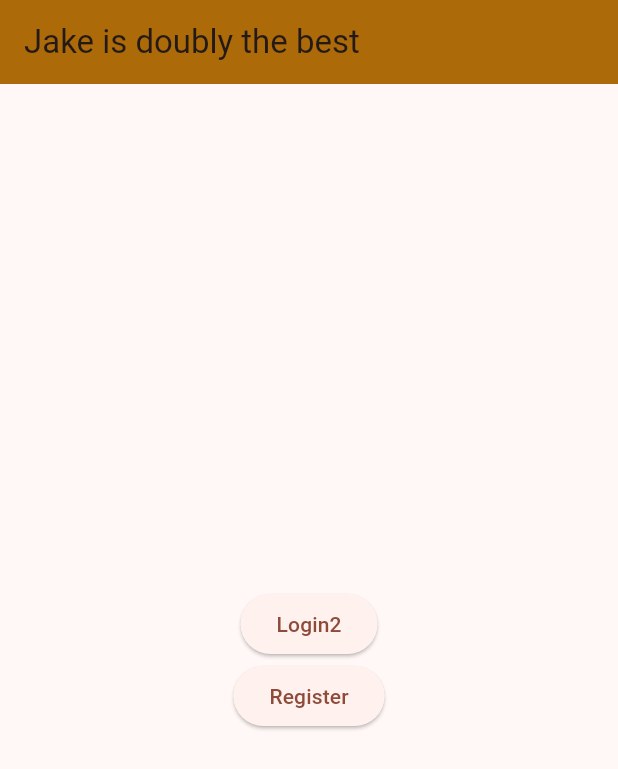
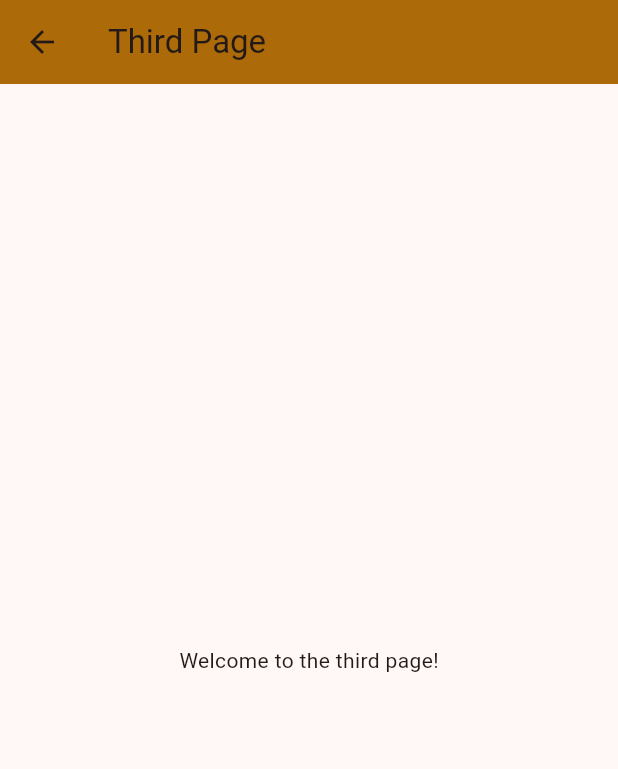
Before and after one commit to SwintonStreet/GiftAppTest, a Flutter app: the screen it shows after launch, after a tap on "Register", on a phone screen of 412 x 824 dp. Shown: the top 769 px of the screen. Run offline on Flutter 3.47's test engine with Material 3 defaults, Android fonts, the light colour scheme and no system bars.

Commit message:
Adding a third page

```diff
--- a/lib/main.dart
+++ b/lib/main.dart
@@ -115,7 +115,12 @@ class _MyHomePageState extends State<MyHomePage> {
               child: const Text('Login2'),
             ),
             ElevatedButton(
-              onPressed: () {},
+              onPressed: () {
+                Navigator.push(
+                  context,
+                  MaterialPageRoute(builder: (context) => const ThirdPage()),
+                );
+              },
               child: const Text('Register')
             ),
           ],
@@ -141,3 +146,19 @@ class SecondPage extends StatelessWidget {
     );
   }
 }
+class ThirdPage extends StatelessWidget {
+  const ThirdPage({super.key});
+
+  @override
+  Widget build(BuildContext context) {
+    return Scaffold(
+      appBar: AppBar(
+        title: const Text('Third Page'),
+        backgroundColor: const Color.fromARGB(255, 172, 106, 8),
+      ),
+      body: const Center(
+        child: Text('Welcome to the third page!'),
+      ),
+    );
+  }
+}
```
